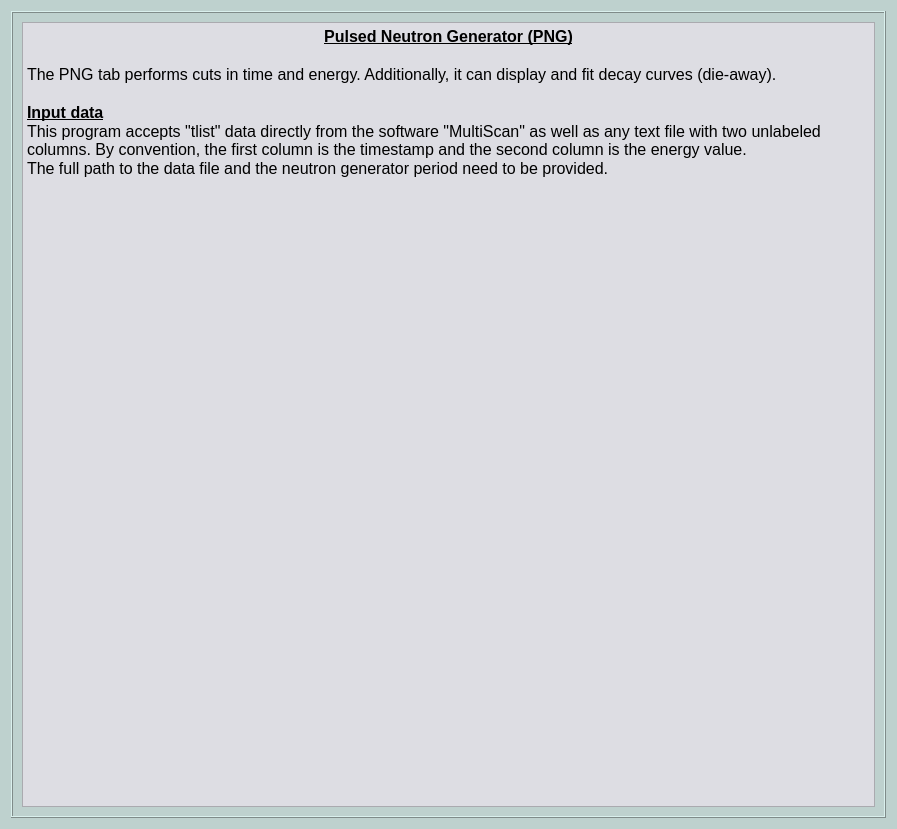
Above: nasagamma/win_info_png.ui from mauricioAyllon/NASA-gamma before the change. Below: the same form after it.
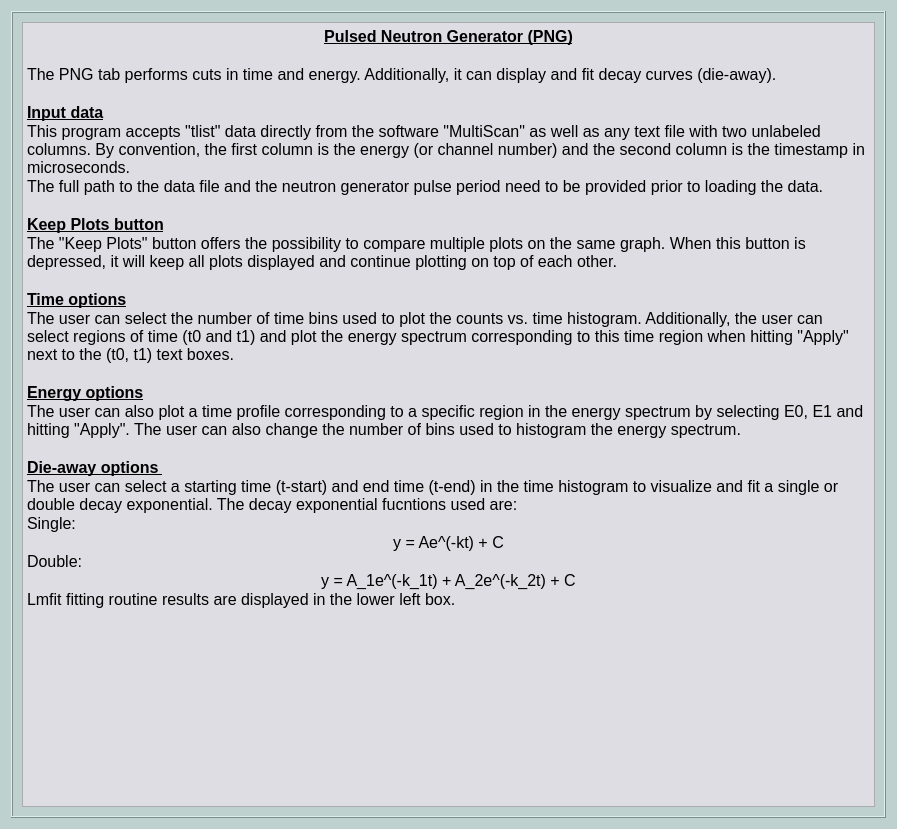
That is the form after the change.

Commit message: Fixed bugs and added more info in the PNG info file

```diff
--- a/nasagamma/win_info_png.ui
+++ b/nasagamma/win_info_png.ui
@@ -41,8 +41,25 @@
 &lt;p style=&quot; margin-top:0px; margin-bottom:0px; margin-left:0px; margin-right:0px; -qt-block-indent:0; text-indent:0px;&quot;&gt;&lt;span style=&quot; font-size:12pt;&quot;&gt;The PNG tab performs cuts in time and energy. Additionally, it can display and fit decay curves (die-away).&lt;/span&gt;&lt;/p&gt;
 &lt;p style=&quot;-qt-paragraph-type:empty; margin-top:0px; margin-bottom:0px; margin-left:0px; margin-right:0px; -qt-block-indent:0; text-indent:0px; font-size:12pt;&quot;&gt;&lt;br /&gt;&lt;/p&gt;
 &lt;p style=&quot; margin-top:0px; margin-bottom:0px; margin-left:0px; margin-right:0px; -qt-block-indent:0; text-indent:0px;&quot;&gt;&lt;span style=&quot; font-size:12pt; font-weight:600; text-decoration: underline;&quot;&gt;Input data&lt;/span&gt;&lt;/p&gt;
-&lt;p style=&quot; margin-top:0px; margin-bottom:0px; margin-left:0px; margin-right:0px; -qt-block-indent:0; text-indent:0px;&quot;&gt;&lt;span style=&quot; font-size:12pt;&quot;&gt;This program accepts &amp;quot;tlist&amp;quot; data directly from the software &amp;quot;MultiScan&amp;quot; as well as any text file with two unlabeled columns. By convention, the first column is the timestamp and the second column is the energy value.&lt;/span&gt;&lt;/p&gt;
-&lt;p style=&quot; margin-top:0px; margin-bottom:0px; margin-left:0px; margin-right:0px; -qt-block-indent:0; text-indent:0px;&quot;&gt;&lt;span style=&quot; font-size:12pt;&quot;&gt;The full path to the data file and the neutron generator period need to be provided.&lt;/span&gt;&lt;/p&gt;&lt;/body&gt;&lt;/html&gt;</string>
+&lt;p style=&quot; margin-top:0px; margin-bottom:0px; margin-left:0px; margin-right:0px; -qt-block-indent:0; text-indent:0px;&quot;&gt;&lt;span style=&quot; font-size:12pt;&quot;&gt;This program accepts &amp;quot;tlist&amp;quot; data directly from the software &amp;quot;MultiScan&amp;quot; as well as any text file with two unlabeled columns. By convention, the first column is the energy (or channel number) and the second column is the timestamp in microseconds.&lt;/span&gt;&lt;/p&gt;
+&lt;p style=&quot; margin-top:0px; margin-bottom:0px; margin-left:0px; margin-right:0px; -qt-block-indent:0; text-indent:0px;&quot;&gt;&lt;span style=&quot; font-size:12pt;&quot;&gt;The full path to the data file and the neutron generator pulse period need to be provided prior to loading the data.&lt;/span&gt;&lt;/p&gt;
+&lt;p style=&quot;-qt-paragraph-type:empty; margin-top:0px; margin-bottom:0px; margin-left:0px; margin-right:0px; -qt-block-indent:0; text-indent:0px; font-size:12pt;&quot;&gt;&lt;br /&gt;&lt;/p&gt;
+&lt;p style=&quot; margin-top:0px; margin-bottom:0px; margin-left:0px; margin-right:0px; -qt-block-indent:0; text-indent:0px;&quot;&gt;&lt;span style=&quot; font-size:12pt; font-weight:600; text-decoration: underline;&quot;&gt;Keep Plots button&lt;/span&gt;&lt;/p&gt;
+&lt;p style=&quot; margin-top:0px; margin-bottom:0px; margin-left:0px; margin-right:0px; -qt-block-indent:0; text-indent:0px;&quot;&gt;&lt;span style=&quot; font-size:12pt;&quot;&gt;The &amp;quot;Keep Plots&amp;quot; button offers the possibility to compare multiple plots on the same graph. When this button is depressed, it will keep all plots displayed and continue plotting on top of each other.&lt;/span&gt;&lt;/p&gt;
+&lt;p style=&quot;-qt-paragraph-type:empty; margin-top:0px; margin-bottom:0px; margin-left:0px; margin-right:0px; -qt-block-indent:0; text-indent:0px; font-size:12pt;&quot;&gt;&lt;br /&gt;&lt;/p&gt;
+&lt;p style=&quot; margin-top:0px; margin-bottom:0px; margin-left:0px; margin-right:0px; -qt-block-indent:0; text-indent:0px;&quot;&gt;&lt;span style=&quot; font-size:12pt; font-weight:600; text-decoration: underline;&quot;&gt;Time options&lt;/span&gt;&lt;/p&gt;
+&lt;p style=&quot; margin-top:0px; margin-bottom:0px; margin-left:0px; margin-right:0px; -qt-block-indent:0; text-indent:0px;&quot;&gt;&lt;span style=&quot; font-size:12pt;&quot;&gt;The user can select the number of time bins used to plot the counts vs. time histogram. Additionally, the user can select regions of time (t0 and t1) and plot the energy spectrum corresponding to this time region when hitting &amp;quot;Apply&amp;quot; next to the (t0, t1) text boxes.&lt;/span&gt;&lt;/p&gt;
+&lt;p style=&quot;-qt-paragraph-type:empty; margin-top:0px; margin-bottom:0px; margin-left:0px; margin-right:0px; -qt-block-indent:0; text-indent:0px; font-size:12pt;&quot;&gt;&lt;br /&gt;&lt;/p&gt;
+&lt;p style=&quot; margin-top:0px; margin-bottom:0px; margin-left:0px; margin-right:0px; -qt-block-indent:0; text-indent:0px;&quot;&gt;&lt;span style=&quot; font-size:12pt; font-weight:600; text-decoration: underline;&quot;&gt;Energy options&lt;/span&gt;&lt;/p&gt;
+&lt;p style=&quot; margin-top:0px; margin-bottom:0px; margin-left:0px; margin-right:0px; -qt-block-indent:0; text-indent:0px;&quot;&gt;&lt;span style=&quot; font-size:12pt;&quot;&gt;The user can also plot a time profile corresponding to a specific region in the energy spectrum by selecting E0, E1 and hitting &amp;quot;Apply&amp;quot;. The user can also change the number of bins used to histogram the energy spectrum.&lt;/span&gt;&lt;/p&gt;
+&lt;p style=&quot;-qt-paragraph-type:empty; margin-top:0px; margin-bottom:0px; margin-left:0px; margin-right:0px; -qt-block-indent:0; text-indent:0px; font-size:12pt;&quot;&gt;&lt;br /&gt;&lt;/p&gt;
+&lt;p style=&quot; margin-top:0px; margin-bottom:0px; margin-left:0px; margin-right:0px; -qt-block-indent:0; text-indent:0px;&quot;&gt;&lt;span style=&quot; font-size:12pt; font-weight:600; text-decoration: underline;&quot;&gt;Die-away options&lt;/span&gt;&lt;span style=&quot; font-size:12pt; text-decoration: underline;&quot;&gt; &lt;/span&gt;&lt;/p&gt;
+&lt;p style=&quot; margin-top:0px; margin-bottom:0px; margin-left:0px; margin-right:0px; -qt-block-indent:0; text-indent:0px;&quot;&gt;&lt;span style=&quot; font-size:12pt;&quot;&gt;The user can select a starting time (t-start) and end time (t-end) in the time histogram to visualize and fit a single or double decay exponential. The decay exponential fucntions used are:&lt;/span&gt;&lt;/p&gt;
+&lt;p style=&quot; margin-top:0px; margin-bottom:0px; margin-left:0px; margin-right:0px; -qt-block-indent:0; text-indent:0px;&quot;&gt;&lt;span style=&quot; font-size:12pt;&quot;&gt;Single:&lt;/span&gt;&lt;/p&gt;
+&lt;p align=&quot;center&quot; style=&quot; margin-top:0px; margin-bottom:0px; margin-left:0px; margin-right:0px; -qt-block-indent:0; text-indent:0px;&quot;&gt;&lt;span style=&quot; font-size:12pt;&quot;&gt;y = Ae^(-kt) + C&lt;/span&gt;&lt;/p&gt;
+&lt;p style=&quot; margin-top:0px; margin-bottom:0px; margin-left:0px; margin-right:0px; -qt-block-indent:0; text-indent:0px;&quot;&gt;&lt;span style=&quot; font-size:12pt;&quot;&gt;Double:&lt;/span&gt;&lt;/p&gt;
+&lt;p align=&quot;center&quot; style=&quot; margin-top:0px; margin-bottom:0px; margin-left:0px; margin-right:0px; -qt-block-indent:0; text-indent:0px;&quot;&gt;&lt;span style=&quot; font-size:12pt;&quot;&gt;y = A_1e^(-k_1t) + A_2e^(-k_2t) + C&lt;/span&gt;&lt;/p&gt;
+&lt;p style=&quot; margin-top:0px; margin-bottom:0px; margin-left:0px; margin-right:0px; -qt-block-indent:0; text-indent:0px;&quot;&gt;&lt;span style=&quot; font-size:12pt;&quot;&gt;Lmfit fitting routine results are displayed in the lower left box.&lt;/span&gt;&lt;/p&gt;&lt;/body&gt;&lt;/html&gt;</string>
         </property>
        </widget>
       </item>
```
The commit also changes 2 other files.
